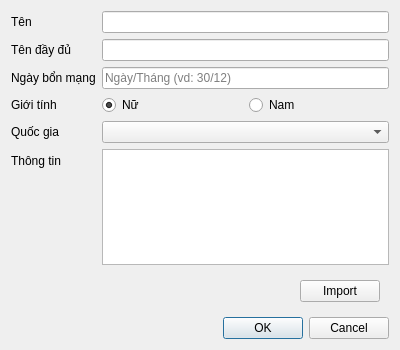
This is app/view/dialog/dlgsaint.ui in emtrai/hrm_monastery as Qt 5 draws it before an edit. The edited form follows.
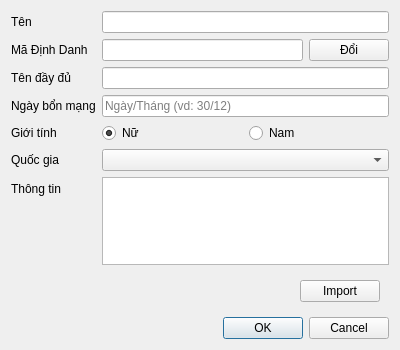
This is the edited form.

The edit to the form file:
```diff
--- a/app/view/dialog/dlgsaint.ui
+++ b/app/view/dialog/dlgsaint.ui
@@ -26,24 +26,24 @@
      <item row="0" column="1">
       <widget class="QLineEdit" name="txtName"/>
      </item>
-     <item row="1" column="0">
+     <item row="2" column="0">
       <widget class="QLabel" name="label_2">
        <property name="text">
         <string>Tên đầy đủ</string>
        </property>
       </widget>
      </item>
-     <item row="1" column="1">
+     <item row="2" column="1">
       <widget class="QLineEdit" name="txtFullName"/>
      </item>
-     <item row="2" column="0">
+     <item row="3" column="0">
       <widget class="QLabel" name="label_3">
        <property name="text">
         <string>Ngày bổn mạng</string>
        </property>
       </widget>
      </item>
-     <item row="2" column="1">
+     <item row="3" column="1">
       <widget class="QLineEdit" name="txtFeastday">
        <property name="toolTip">
         <string/>
@@ -56,14 +56,14 @@
        </property>
       </widget>
      </item>
-     <item row="3" column="0">
+     <item row="4" column="0">
       <widget class="QLabel" name="label_4">
        <property name="text">
         <string>Giới tính</string>
        </property>
       </widget>
      </item>
-     <item row="3" column="1">
+     <item row="4" column="1">
       <layout class="QHBoxLayout" name="horizontalLayout">
        <item>
         <widget class="QRadioButton" name="rbtFemale">
@@ -84,26 +84,47 @@
        </item>
       </layout>
      </item>
-     <item row="4" column="0">
+     <item row="5" column="0">
       <widget class="QLabel" name="label_5">
        <property name="text">
         <string>Quốc gia</string>
        </property>
       </widget>
      </item>
-     <item row="4" column="1">
-      <widget class="QComboBox" name="cbCountry"/>
-     </item>
-     <item row="5" column="0">
+     <item row="6" column="0">
       <widget class="QLabel" name="label_6">
        <property name="text">
         <string>Thông tin</string>
        </property>
       </widget>
      </item>
-     <item row="5" column="1">
+     <item row="6" column="1">
       <widget class="QTextEdit" name="txRemark"/>
      </item>
+     <item row="5" column="1">
+      <widget class="QComboBox" name="cbCountry"/>
+     </item>
+     <item row="1" column="0">
+      <widget class="QLabel" name="label_7">
+       <property name="text">
+        <string>Mã Định Danh</string>
+       </property>
+      </widget>
+     </item>
+     <item row="1" column="1">
+      <layout class="QHBoxLayout" name="horizontalLayout_3">
+       <item>
+        <widget class="QLineEdit" name="txtNameId"/>
+       </item>
+       <item>
+        <widget class="QPushButton" name="btnChangeNameId">
+         <property name="text">
+          <string>Đổi</string>
+         </property>
+        </widget>
+       </item>
+      </layout>
+     </item>
     </layout>
    </item>
    <item>
```
